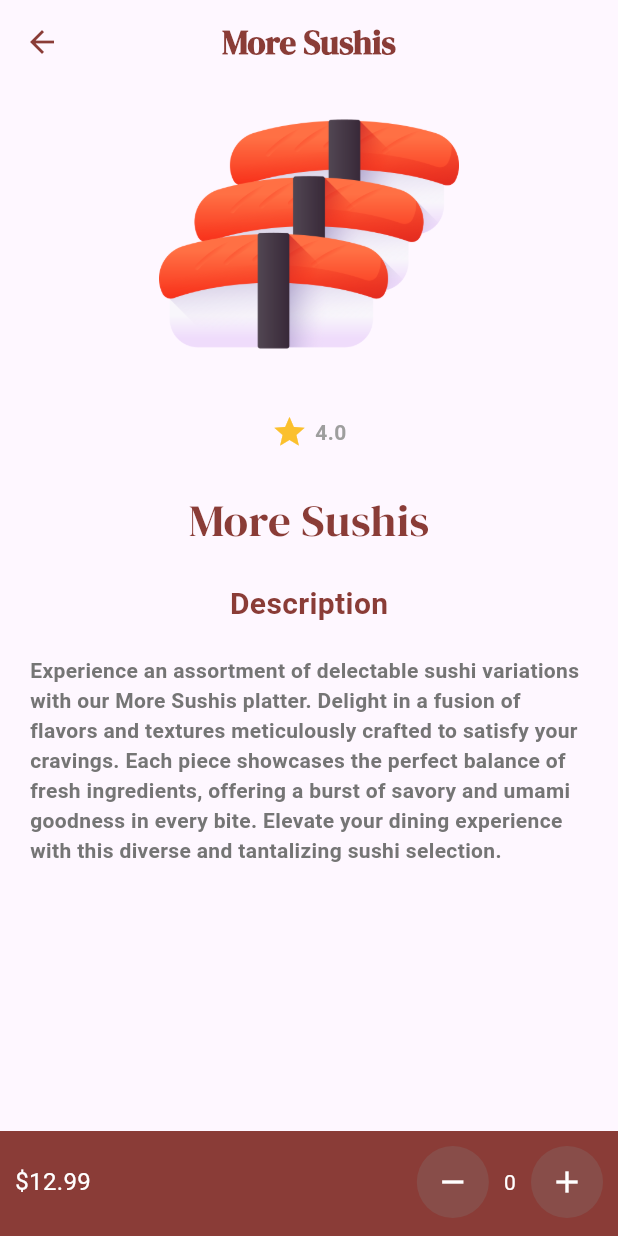
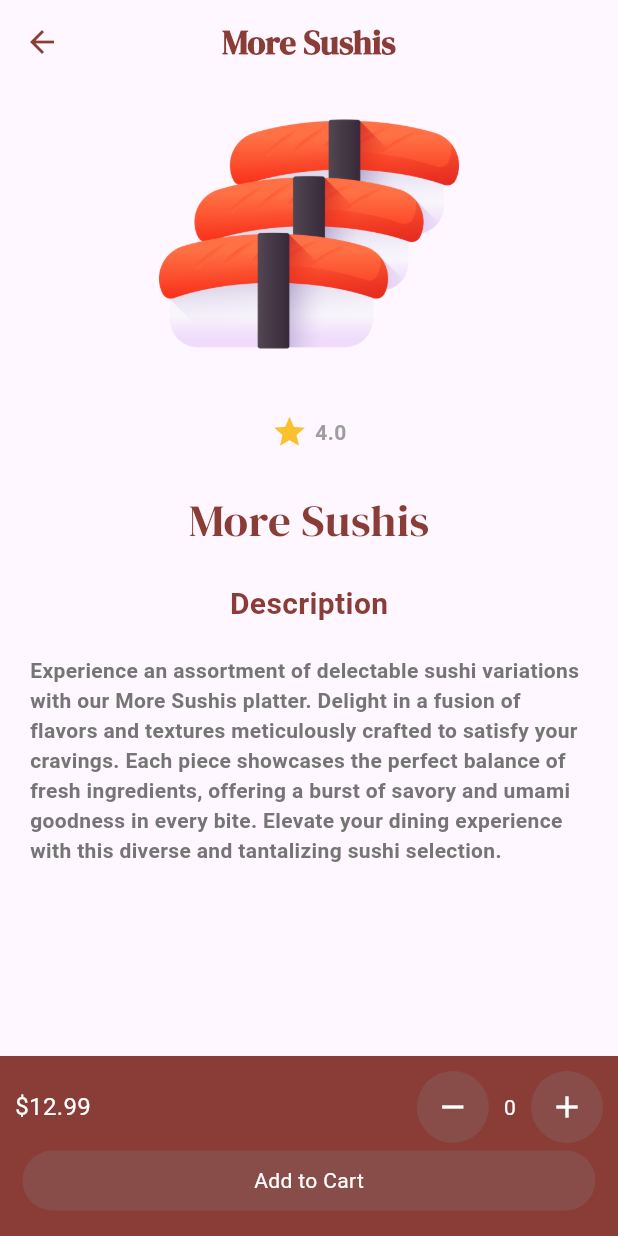
Before and after one commit to CovenantJunior/sushi_restaurant, a Flutter app: the Menu screen opened by its route, after a tap on "More Sushis", on a phone screen of 412 x 824 dp. Run offline on Flutter 3.47's test engine with Material 3 defaults, Android fonts, the phone set to English and light mode, and no system bars.

Commit message:
Add to Cart Button

```diff
--- a/lib/components/add_to_cart.dart
+++ b/lib/components/add_to_cart.dart
@@ -1,4 +1,5 @@
 import 'package:flutter/material.dart';
+import 'package:sushi_restaurant/components/add_to_cart_button.dart';
 import 'package:sushi_restaurant/themes/colors.dart';
 
 class AddToCart extends StatefulWidget {
@@ -6,10 +7,13 @@ class AddToCart extends StatefulWidget {
 
   @override
   State<AddToCart> createState() => _AddToCartState();
+
+  final int index;
   final String price;
   const AddToCart({
     super.key,
-    required this.price
+    required this.price,
+    required this.index
   });
 }
 
@@ -38,7 +42,7 @@ class _AddToCartState extends State<AddToCart> {
     return GestureDetector(
       onTap: null,
       child: Container(
-        height: 70,
+        height: 120,
         padding: const EdgeInsets.all(10),
         decoration: BoxDecoration(
           color: primaryColor,
@@ -101,7 +105,9 @@ class _AddToCartState extends State<AddToCart> {
                   ],
                 ),
               ],
-            )
+            ),
+
+            AddToCartButton(index: widget.index)
           ],
         ),
       ),
--- /dev/null
+++ b/lib/components/add_to_cart_button.dart
@@ -0,0 +1,41 @@
+import 'package:flutter/material.dart';
+import 'package:sushi_restaurant/themes/colors.dart';
+
+class AddToCartButton extends StatelessWidget {
+
+  final int index;
+  final void Function()? onTap;
+  const AddToCartButton({
+    super.key,
+    required this.index,
+    this.onTap
+  });
+
+  @override
+  Widget build(BuildContext context) {
+    return Padding(
+      padding: const EdgeInsets.all(5.0),
+      child: GestureDetector(
+        onTap: onTap,
+        child: Container(
+          padding: const EdgeInsets.all(10.0),
+          decoration: BoxDecoration(
+            color: secondaryColor,
+            borderRadius: BorderRadius.circular(50)
+          ),
+          child: const Row(
+            mainAxisAlignment: MainAxisAlignment.center,
+            children: [
+              Text(
+                "Add to Cart",
+                style: TextStyle(
+                  color: Colors.white
+                ),
+              )
+            ],
+          ),
+        ),
+      ),
+    );
+  }
+}
--- a/lib/layouts/food_details.dart
+++ b/lib/layouts/food_details.dart
@@ -5,10 +5,12 @@ import 'package:sushi_restaurant/themes/colors.dart';
 
 class FoodDetails extends StatelessWidget {
 
+  final int index;
   final MenuList food;
   const FoodDetails({
     super.key,
-    required this.food
+    required this.food,
+    required this.index
   });
 
 
@@ -102,7 +104,10 @@ class FoodDetails extends StatelessWidget {
           ],
         ),
       ),
-      bottomNavigationBar: AddToCart(price: food.price),
+      bottomNavigationBar: AddToCart(
+        price: food.price,
+        index: index
+      ),
     );
   }
 }
--- a/lib/layouts/menu.dart
+++ b/lib/layouts/menu.dart
@@ -50,6 +50,7 @@ class _MenuState extends State<Menu> {
   void navigateToFoodDetail(int index) {
     Navigator.push(context, MaterialPageRoute(builder: (context) => FoodDetails(
       food: menus[index],
+      index: index
     )));
   }
 
```
